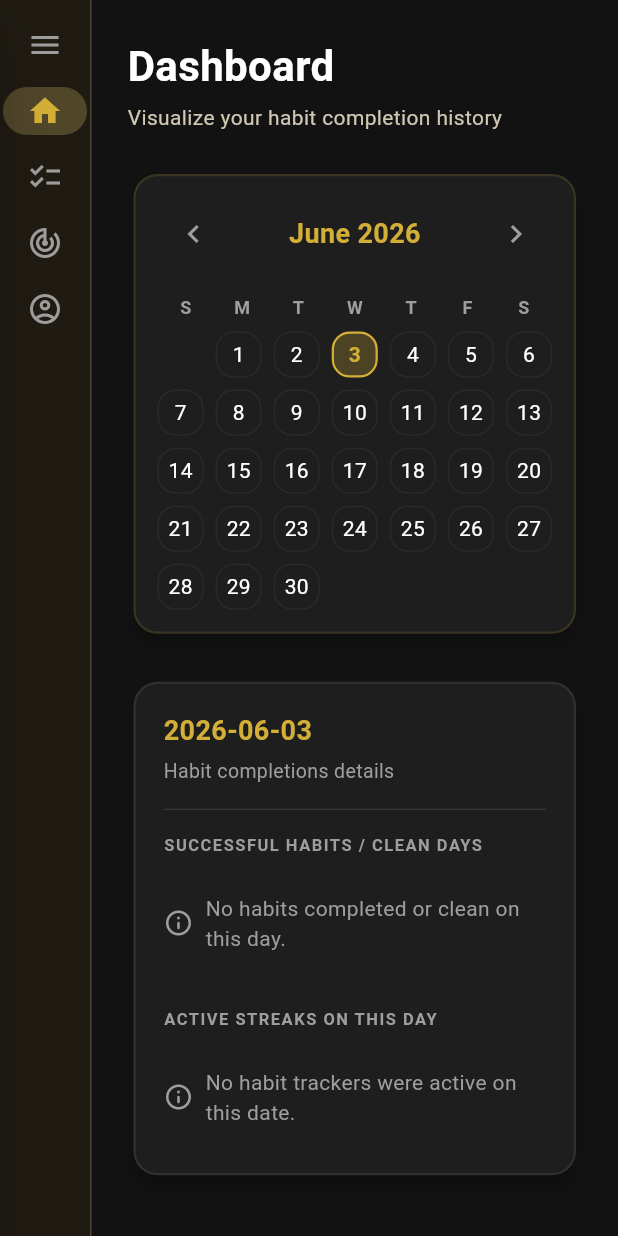
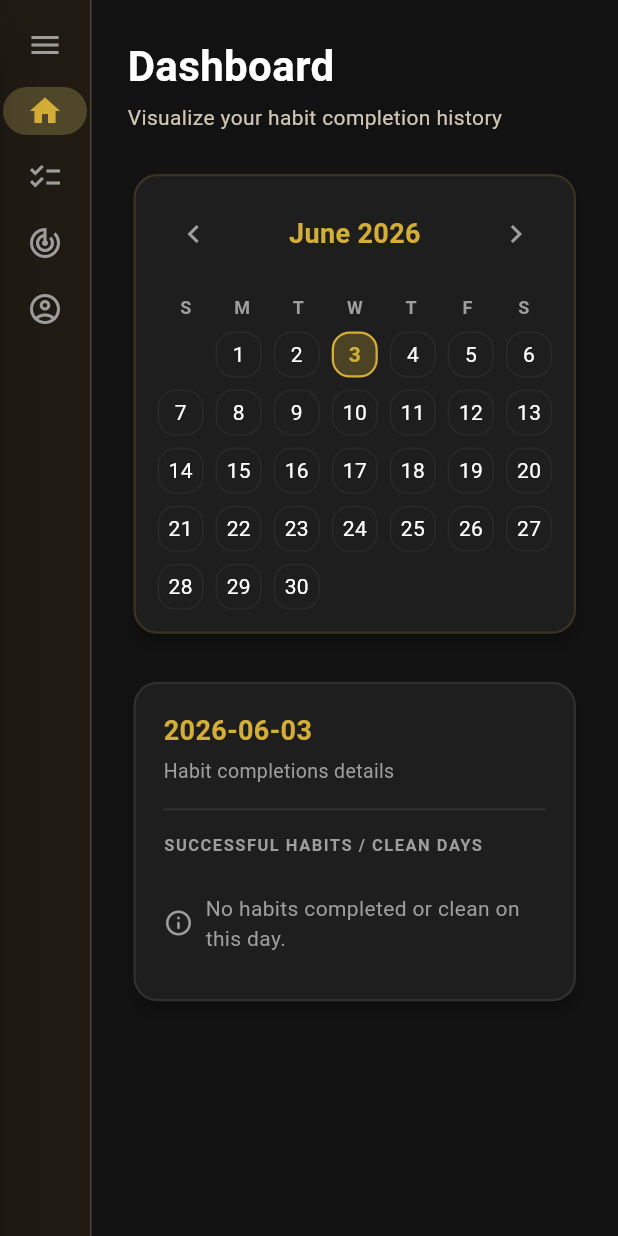
Before and after one commit to rudra-rahul71/task-tracker, a Flutter app: the HomePage screen opened by its route, on a phone screen of 412 x 824 dp. Run offline on Flutter 3.47's test engine with Material 3 defaults, Android fonts, the phone set to English and light mode, and no system bars; our stand-ins replace cloud_firestore, firebase_auth, firebase_core, get_it, go_router; missing offline and left inert: firebase_ui_auth; accounts and stored records are empty.

Commit message:
formatting

```diff
--- a/task_tracker/lib/features/home/presentation/pages/home.dart
+++ b/task_tracker/lib/features/home/presentation/pages/home.dart
@@ -20,8 +20,18 @@ class _HomePageState extends State<HomePage> {
   Stream<List<TrackerModel>>? _trackersStream;
 
   final List<String> _months = [
-    'January', 'February', 'March', 'April', 'May', 'June',
-    'July', 'August', 'September', 'October', 'November', 'December'
+    'January',
+    'February',
+    'March',
+    'April',
+    'May',
+    'June',
+    'July',
+    'August',
+    'September',
+    'October',
+    'November',
+    'December',
   ];
 
   final List<String> _weekdays = ['S', 'M', 'T', 'W', 'T', 'F', 'S'];
@@ -41,9 +51,7 @@ class _HomePageState extends State<HomePage> {
     if (userId == null) {
       return const Scaffold(
         backgroundColor: Color(0xFF121212),
-        body: Center(
-          child: CircularProgressIndicator(),
-        ),
+        body: Center(child: CircularProgressIndicator()),
       );
     }
 
@@ -80,7 +88,10 @@ class _HomePageState extends State<HomePage> {
                 return Center(
                   child: Text(
                     'Error loading monthly history: ${historySnapshot.error}',
-                    style: const TextStyle(color: Colors.redAccent, fontSize: 16),
+                    style: const TextStyle(
+                      color: Colors.redAccent,
+                      fontSize: 16,
+                    ),
                   ),
                 );
               }
@@ -88,36 +99,55 @@ class _HomePageState extends State<HomePage> {
               final history = historySnapshot.data ?? [];
 
               // Helper methods for daily status checking using monthly history
-              bool hasTrackerSlipUpOnDay(TrackerModel tracker, DateTime dayDate) {
+              bool hasTrackerSlipUpOnDay(
+                TrackerModel tracker,
+                DateTime dayDate,
+              ) {
                 if (tracker.type != 'quit') return false;
-                return history.any((h) =>
+                return history.any(
+                  (h) =>
                       h.trackerId == tracker.id &&
                       h.type == 'slip_up' &&
                       h.date.year == dayDate.year &&
                       h.date.month == dayDate.month &&
-                    h.date.day == dayDate.day);
+                      h.date.day == dayDate.day,
+                );
               }
 
-              bool isTrackerCompletedOnDay(TrackerModel tracker, DateTime dayDate) {
-                final dayZero = DateTime(dayDate.year, dayDate.month, dayDate.day);
+              bool isTrackerCompletedOnDay(
+                TrackerModel tracker,
+                DateTime dayDate,
+              ) {
+                final dayZero = DateTime(
+                  dayDate.year,
+                  dayDate.month,
+                  dayDate.day,
+                );
                 final originalStartZero = DateTime(
                   tracker.originalStartDate.year,
                   tracker.originalStartDate.month,
                   tracker.originalStartDate.day,
                 );
-                final todayZero = DateTime(DateTime.now().year, DateTime.now().month, DateTime.now().day);
+                final todayZero = DateTime(
+                  DateTime.now().year,
+                  DateTime.now().month,
+                  DateTime.now().day,
+                );
 
-                if (dayZero.isBefore(originalStartZero) || dayZero.isAfter(todayZero)) {
+                if (dayZero.isBefore(originalStartZero) ||
+                    dayZero.isAfter(todayZero)) {
                   return false;
                 }
 
                 if (tracker.type == 'maintain') {
-                  final hasManualCompletion = history.any((h) =>
+                  final hasManualCompletion = history.any(
+                    (h) =>
                         h.trackerId == tracker.id &&
                         h.type == 'completion' &&
                         h.date.year == dayDate.year &&
                         h.date.month == dayDate.month &&
-                      h.date.day == dayDate.day);
+                        h.date.day == dayDate.day,
+                  );
                   if (hasManualCompletion) return true;
 
                   // Assume completed properly if it is in the past before the tracker was created
@@ -126,7 +156,8 @@ class _HomePageState extends State<HomePage> {
                     tracker.createdAt.month,
                     tracker.createdAt.day,
                   );
-                  if (dayZero.isBefore(todayZero) && dayZero.isBefore(createdZero)) {
+                  if (dayZero.isBefore(todayZero) &&
+                      dayZero.isBefore(createdZero)) {
                     return true;
                   }
 
@@ -136,7 +167,8 @@ class _HomePageState extends State<HomePage> {
                     tracker.startDate.month,
                     tracker.startDate.day,
                   );
-                  if (dayZero.isBefore(todayZero) && !dayZero.isBefore(currentStartZero)) {
+                  if (dayZero.isBefore(todayZero) &&
+                      !dayZero.isBefore(currentStartZero)) {
                     return true;
                   }
 
@@ -161,17 +193,6 @@ class _HomePageState extends State<HomePage> {
 
               final slippedOnSelected = trackers.where((tracker) {
                 return hasTrackerSlipUpOnDay(tracker, _selectedDay);
-              }).toList();
-
-              final activeOnSelected = trackers.where((tracker) {
-                final start = DateTime(tracker.originalStartDate.year, tracker.originalStartDate.month, tracker.originalStartDate.day);
-                final day = DateTime(_selectedDay.year, _selectedDay.month, _selectedDay.day);
-                if (day.isBefore(start)) return false;
-                if (tracker.endDate != null) {
-                  final end = DateTime(tracker.endDate!.year, tracker.endDate!.month, tracker.endDate!.day);
-                  if (day.isAfter(end)) return false;
-                }
-                return true;
               }).toList();
 
               final width = MediaQuery.of(context).size.width;
@@ -209,7 +230,7 @@ class _HomePageState extends State<HomePage> {
                                   child: _buildDetailPanel(
                                     completed: completedOnSelected,
                                     slipped: slippedOnSelected,
-                                    active: activeOnSelected,
+                                    isScrollable: true,
                                   ),
                                 ),
                               ],
@@ -229,7 +250,7 @@ class _HomePageState extends State<HomePage> {
                                   _buildDetailPanel(
                                     completed: completedOnSelected,
                                     slipped: slippedOnSelected,
-                                    active: activeOnSelected,
+                                    isScrollable: false,
                                   ),
                                 ],
                               ),
@@ -272,6 +293,7 @@ class _HomePageState extends State<HomePage> {
       color: const Color(0xFF1E1E1E),
       child: Padding(
         padding: const EdgeInsets.all(16.0),
+        child: SingleChildScrollView(
           child: Column(
             children: [
               // Calendar Header Month / Year & Buttons
@@ -282,7 +304,10 @@ class _HomePageState extends State<HomePage> {
                     icon: const Icon(Icons.chevron_left, color: Colors.grey),
                     onPressed: () {
                       setState(() {
-                      _focusedMonth = DateTime(_focusedMonth.year, _focusedMonth.month - 1);
+                        _focusedMonth = DateTime(
+                          _focusedMonth.year,
+                          _focusedMonth.month - 1,
+                        );
                       });
                     },
                   ),
@@ -298,7 +323,10 @@ class _HomePageState extends State<HomePage> {
                     icon: const Icon(Icons.chevron_right, color: Colors.grey),
                     onPressed: () {
                       setState(() {
-                      _focusedMonth = DateTime(_focusedMonth.year, _focusedMonth.month + 1);
+                        _focusedMonth = DateTime(
+                          _focusedMonth.year,
+                          _focusedMonth.month + 1,
+                        );
                       });
                     },
                   ),
@@ -343,47 +371,68 @@ class _HomePageState extends State<HomePage> {
                   }
 
                   final dayNum = index - emptySlots + 1;
-                final dayDate = DateTime(_focusedMonth.year, _focusedMonth.month, dayNum);
+                  final dayDate = DateTime(
+                    _focusedMonth.year,
+                    _focusedMonth.month,
+                    dayNum,
+                  );
 
-                final isSelected = _selectedDay.year == dayDate.year &&
+                  final isSelected =
+                      _selectedDay.year == dayDate.year &&
                       _selectedDay.month == dayDate.month &&
                       _selectedDay.day == dayDate.day;
 
                   final today = DateTime.now();
-                final isToday = today.year == dayDate.year &&
+                  final isToday =
+                      today.year == dayDate.year &&
                       today.month == dayDate.month &&
                       today.day == dayDate.day;
 
-                bool hasTrackerSlipUpOnDay(TrackerModel tracker, DateTime date) {
+                  bool hasTrackerSlipUpOnDay(
+                    TrackerModel tracker,
+                    DateTime date,
+                  ) {
                     if (tracker.type != 'quit') return false;
-                  return history.any((h) =>
+                    return history.any(
+                      (h) =>
                           h.trackerId == tracker.id &&
                           h.type == 'slip_up' &&
                           h.date.year == date.year &&
                           h.date.month == date.month &&
-                      h.date.day == date.day);
+                          h.date.day == date.day,
+                    );
                   }
 
-                bool isTrackerCompletedOnDay(TrackerModel tracker, DateTime date) {
+                  bool isTrackerCompletedOnDay(
+                    TrackerModel tracker,
+                    DateTime date,
+                  ) {
                     final dayZero = DateTime(date.year, date.month, date.day);
                     final originalStartZero = DateTime(
                       tracker.originalStartDate.year,
                       tracker.originalStartDate.month,
                       tracker.originalStartDate.day,
                     );
-                  final todayZero = DateTime(DateTime.now().year, DateTime.now().month, DateTime.now().day);
+                    final todayZero = DateTime(
+                      DateTime.now().year,
+                      DateTime.now().month,
+                      DateTime.now().day,
+                    );
 
-                  if (dayZero.isBefore(originalStartZero) || dayZero.isAfter(todayZero)) {
+                    if (dayZero.isBefore(originalStartZero) ||
+                        dayZero.isAfter(todayZero)) {
                       return false;
                     }
 
                     if (tracker.type == 'maintain') {
-                    final hasManualCompletion = history.any((h) =>
+                      final hasManualCompletion = history.any(
+                        (h) =>
                             h.trackerId == tracker.id &&
                             h.type == 'completion' &&
                             h.date.year == date.year &&
                             h.date.month == date.month &&
-                        h.date.day == date.day);
+                            h.date.day == date.day,
+                      );
                       if (hasManualCompletion) return true;
 
                       // Assume completed properly if it is in the past before the tracker was created
@@ -392,7 +441,8 @@ class _HomePageState extends State<HomePage> {
                         tracker.createdAt.month,
                         tracker.createdAt.day,
                       );
-                    if (dayZero.isBefore(todayZero) && dayZero.isBefore(createdZero)) {
+                      if (dayZero.isBefore(todayZero) &&
+                          dayZero.isBefore(createdZero)) {
                         return true;
                       }
 
@@ -402,7 +452,8 @@ class _HomePageState extends State<HomePage> {
                         tracker.startDate.month,
                         tracker.startDate.day,
                       );
-                    if (dayZero.isBefore(todayZero) && !dayZero.isBefore(currentStartZero)) {
+                      if (dayZero.isBefore(todayZero) &&
+                          !dayZero.isBefore(currentStartZero)) {
                         return true;
                       }
 
@@ -412,13 +463,19 @@ class _HomePageState extends State<HomePage> {
                     }
                   }
 
-                final completedForDay = trackers.where((t) => isTrackerCompletedOnDay(t, dayDate)).toList();
+                  final completedForDay = trackers
+                      .where((t) => isTrackerCompletedOnDay(t, dayDate))
+                      .toList();
 
                   final allIndicators = [
                     ...completedForDay.map((t) {
                       return t.type == 'quit'
-                        ? const Color(0xFFEF5350) // Red dot matching quit cards
-                        : const Color(0xFF26A69A); // Teal dot matching maintain cards
+                          ? const Color(
+                              0xFFEF5350,
+                            ) // Red dot matching quit cards
+                          : const Color(
+                              0xFF26A69A,
+                            ); // Teal dot matching maintain cards
                     }),
                   ];
 
@@ -432,7 +489,9 @@ class _HomePageState extends State<HomePage> {
                       duration: const Duration(milliseconds: 150),
                       decoration: BoxDecoration(
                         color: isSelected
-                          ? Theme.of(context).colorScheme.primary.withValues(alpha: 0.25)
+                            ? Theme.of(
+                                context,
+                              ).colorScheme.primary.withValues(alpha: 0.25)
                             : isToday
                             ? Colors.white.withValues(alpha: 0.05)
                             : Colors.transparent,
@@ -446,6 +505,8 @@ class _HomePageState extends State<HomePage> {
                           width: isSelected || isToday ? 1.5 : 1,
                         ),
                       ),
+                      child: FittedBox(
+                        fit: BoxFit.scaleDown,
                         child: Column(
                           mainAxisAlignment: MainAxisAlignment.center,
                           children: [
@@ -467,7 +528,9 @@ class _HomePageState extends State<HomePage> {
                                 mainAxisAlignment: MainAxisAlignment.center,
                                 children: allIndicators.take(4).map((color) {
                                   return Container(
-                                margin: const EdgeInsets.symmetric(horizontal: 1.0),
+                                    margin: const EdgeInsets.symmetric(
+                                      horizontal: 1.0,
+                                    ),
                                     width: 5,
                                     height: 5,
                                     decoration: BoxDecoration(
@@ -481,10 +544,12 @@ class _HomePageState extends State<HomePage> {
                           ],
                         ),
                       ),
+                    ),
                   );
                 },
               ),
             ],
+          ),
         ),
       ),
     );
@@ -494,45 +559,12 @@ class _HomePageState extends State<HomePage> {
   Widget _buildDetailPanel({
     required List<TrackerModel> completed,
     required List<TrackerModel> slipped,
-    required List<TrackerModel> active,
+    required bool isScrollable,
   }) {
     final formattedDate =
         '${_selectedDay.year}-${_selectedDay.month.toString().padLeft(2, '0')}-${_selectedDay.day.toString().padLeft(2, '0')}';
 
-    return Card(
-      elevation: 4,
-      shape: RoundedRectangleBorder(
-        borderRadius: BorderRadius.circular(16),
-        side: BorderSide(
-          color: Colors.white.withValues(alpha: 0.08),
-          width: 1.5,
-        ),
-      ),
-      color: const Color(0xFF1E1E1E),
-      child: Padding(
-        padding: const EdgeInsets.all(20.0),
-        child: Column(
-          crossAxisAlignment: CrossAxisAlignment.start,
-          children: [
-            Text(
-              formattedDate,
-              style: TextStyle(
-                fontSize: 18,
-                fontWeight: FontWeight.bold,
-                color: Theme.of(context).colorScheme.primary,
-              ),
-            ),
-            const SizedBox(height: 4),
-            const Text(
-              'Habit completions details',
-              style: TextStyle(color: Colors.grey, fontSize: 13),
-            ),
-            const Divider(height: 32, thickness: 1, color: Colors.white10),
-
-            Expanded(
-              child: SingleChildScrollView(
-                physics: const BouncingScrollPhysics(),
-                child: Column(
+    final listWidget = Column(
       crossAxisAlignment: CrossAxisAlignment.start,
       children: [
         // Completions List
@@ -579,52 +611,59 @@ class _HomePageState extends State<HomePage> {
           const SizedBox(height: 12),
           ...slipped.map((t) => _buildDetailItem(t, false, isSlip: true)),
         ],
+      ],
+    );
 
-                    const SizedBox(height: 24),
-
-                    // Active / Pending List
-                    const Text(
-                      'ACTIVE STREAKS ON THIS DAY',
-                      style: TextStyle(
-                        color: Colors.grey,
-                        fontWeight: FontWeight.bold,
-                        fontSize: 11,
-                        letterSpacing: 1.0,
+    return Card(
+      elevation: 4,
+      shape: RoundedRectangleBorder(
+        borderRadius: BorderRadius.circular(16),
+        side: BorderSide(
+          color: Colors.white.withValues(alpha: 0.08),
+          width: 1.5,
         ),
       ),
-                    const SizedBox(height: 12),
-                    if (active.isEmpty)
-                      const Padding(
-                        padding: EdgeInsets.symmetric(vertical: 12.0),
-                        child: Row(
+      color: const Color(0xFF1E1E1E),
+      child: Padding(
+        padding: const EdgeInsets.all(20.0),
+        child: Column(
+          crossAxisAlignment: CrossAxisAlignment.start,
           children: [
-                            Icon(Icons.info_outline_rounded, color: Colors.grey, size: 20),
-                            SizedBox(width: 8),
-                            Expanded(
-                              child: Text(
-                                'No habit trackers were active on this date.',
-                                style: TextStyle(color: Colors.grey, fontSize: 14),
+            Text(
+              formattedDate,
+              style: TextStyle(
+                fontSize: 18,
+                fontWeight: FontWeight.bold,
+                color: Theme.of(context).colorScheme.primary,
               ),
             ),
-                          ],
+            const SizedBox(height: 4),
+            const Text(
+              'Habit completions details',
+              style: TextStyle(color: Colors.grey, fontSize: 13),
+            ),
+            const Divider(height: 32, thickness: 1, color: Colors.white10),
+
+            if (isScrollable)
+              Expanded(
+                child: SingleChildScrollView(
+                  physics: const BouncingScrollPhysics(),
+                  child: listWidget,
                 ),
               )
             else
-                      ...active.map((t) {
-                        final isDone = completed.any((c) => c.id == t.id);
-                        return _buildDetailItem(t, isDone);
-                      }),
-                  ],
-                ),
-              ),
-            ),
+              listWidget,
           ],
         ),
       ),
     );
   }
 
-  Widget _buildDetailItem(TrackerModel tracker, bool isCompleted, {bool isSlip = false}) {
+  Widget _buildDetailItem(
+    TrackerModel tracker,
+    bool isCompleted, {
+    bool isSlip = false,
+  }) {
     final color = tracker.type == 'quit'
         ? const Color(0xFFEF5350)
         : const Color(0xFF26A69A);
```
Lines whose indentation alone changed are shown as unchanged.
